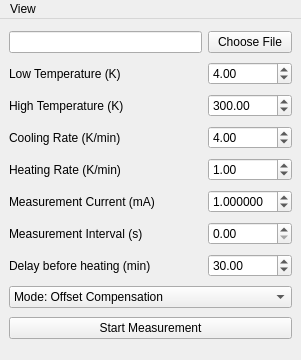
Old version of the form main.ui in the repository kmnhan/physlab.
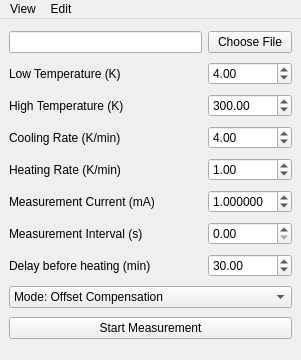
New version of the form.

Commit message: feat: add manual mode

```diff
--- a/main.ui
+++ b/main.ui
@@ -243,7 +243,14 @@
     <addaction name="actionplot"/>
     <addaction name="actioncommand"/>
    </widget>
+   <widget class="QMenu" name="menuEdit">
+    <property name="title">
+     <string>Edit</string>
+    </property>
+    <addaction name="actionManual_temp_control"/>
+   </widget>
    <addaction name="menuView"/>
+   <addaction name="menuEdit"/>
   </widget>
   <action name="actionplot">
    <property name="text">
```
Left out of the diff: 5 changed lines with no effect on the pictures. The commit also changes 1 other file.
